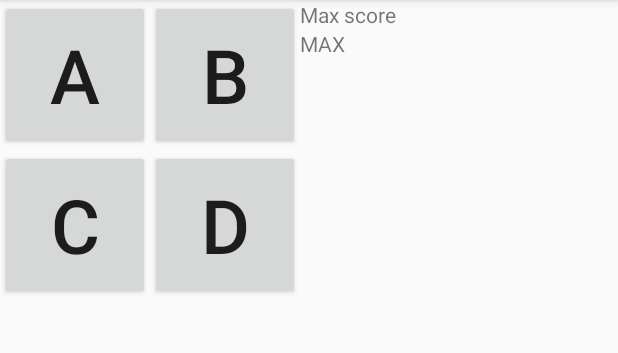
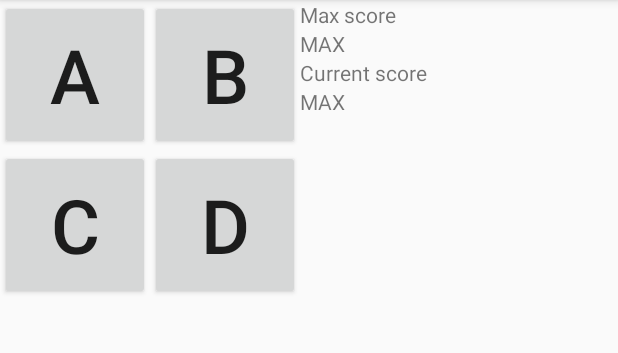
Before and after one commit to SkinnyDipping/RepeatTheSequence, an Android app: the screen it shows after launch (MainActivity), on a phone screen of 412 x 824 dp, the part 84-437 px from its top. Run offline under Robolectric (Android 15) with nearby library versions, the phone set to English and light mode, and no system bars.

Commit message:
add curr score

```diff
--- a/app/src/main/res/layout/game_layout.xml
+++ b/app/src/main/res/layout/game_layout.xml
@@ -56,6 +56,17 @@
                 android:layout_height="wrap_content"
                 android:text="MAX"
                 android:id="@+id/maxScore_value"/>
+        <TextView
+                android:layout_width="wrap_content"
+                android:layout_height="wrap_content"
+                android:text="@string/currScore_text"
+                android:id="@+id/currScore_text"/>
+
+        <TextView
+                android:layout_width="wrap_content"
+                android:layout_height="wrap_content"
+                android:text="MAX"
+                android:id="@+id/currScore_value"/>
     </LinearLayout>
 
 
--- a/app/src/main/res/values/strings.xml
+++ b/app/src/main/res/values/strings.xml
@@ -4,4 +4,5 @@
     <string name="hello_world">Hello world!</string>
     <string name="action_settings">Settings</string>
     <string name="maxScore_text">Max score</string>
+    <string name="currScore_text">Current score</string>
 </resources>
```
